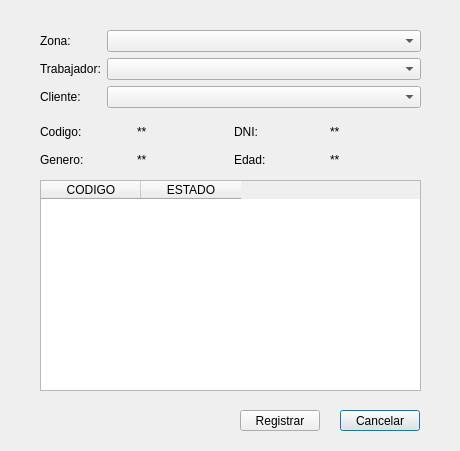
Qt form PA2/PA2_Ejercicio02_Villanueva_Rojas/Ejercicio_02/registrarventaticketgui.ui (JMOrbegoso/USS-2021-II-PP) before a commit.
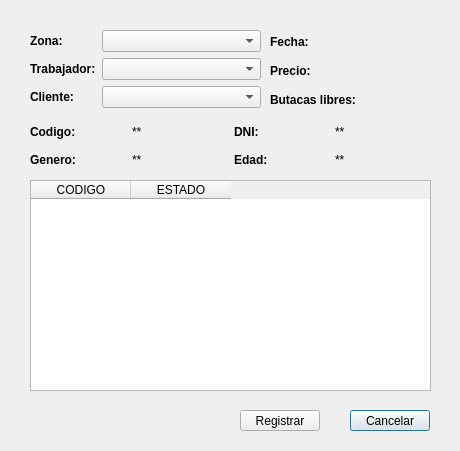
The same form after that commit.

```diff
--- a/PA2/PA2_Ejercicio02_Villanueva_Rojas/Ejercicio_02/registrarventaticketgui.ui
+++ b/PA2/PA2_Ejercicio02_Villanueva_Rojas/Ejercicio_02/registrarventaticketgui.ui
@@ -16,9 +16,9 @@
   <widget class="QTableWidget" name="tableWidget">
    <property name="geometry">
     <rect>
-     <x>40</x>
+     <x>30</x>
      <y>180</y>
-     <width>381</width>
+     <width>401</width>
      <height>211</height>
     </rect>
    </property>
@@ -36,15 +36,21 @@
   <widget class="QWidget" name="formLayoutWidget">
    <property name="geometry">
     <rect>
-     <x>40</x>
+     <x>30</x>
      <y>30</y>
-     <width>381</width>
+     <width>231</width>
      <height>80</height>
     </rect>
    </property>
    <layout class="QFormLayout" name="formLayout">
     <item row="0" column="0">
      <widget class="QLabel" name="label">
+      <property name="font">
+       <font>
+        <weight>75</weight>
+        <bold>true</bold>
+       </font>
+      </property>
       <property name="text">
        <string>Zona:</string>
       </property>
@@ -55,6 +61,12 @@
     </item>
     <item row="1" column="0">
      <widget class="QLabel" name="label_2">
+      <property name="font">
+       <font>
+        <weight>75</weight>
+        <bold>true</bold>
+       </font>
+      </property>
       <property name="text">
        <string>Trabajador:</string>
       </property>
@@ -65,6 +77,12 @@
     </item>
     <item row="2" column="0">
      <widget class="QLabel" name="label_3">
+      <property name="font">
+       <font>
+        <weight>75</weight>
+        <bold>true</bold>
+       </font>
+      </property>
       <property name="text">
        <string>Cliente:</string>
       </property>
@@ -78,9 +96,9 @@
   <widget class="QWidget" name="gridLayoutWidget">
    <property name="geometry">
     <rect>
-     <x>40</x>
+     <x>30</x>
      <y>120</y>
-     <width>381</width>
+     <width>401</width>
      <height>51</height>
     </rect>
    </property>
@@ -94,6 +112,12 @@
     </item>
     <item row="0" column="2">
      <widget class="QLabel" name="label_8">
+      <property name="font">
+       <font>
+        <weight>75</weight>
+        <bold>true</bold>
+       </font>
+      </property>
       <property name="text">
        <string>DNI:</string>
       </property>
@@ -101,6 +125,12 @@
     </item>
     <item row="1" column="0">
      <widget class="QLabel" name="label_6">
+      <property name="font">
+       <font>
+        <weight>75</weight>
+        <bold>true</bold>
+       </font>
+      </property>
       <property name="text">
        <string>Genero:</string>
       </property>
@@ -115,6 +145,12 @@
     </item>
     <item row="1" column="2">
      <widget class="QLabel" name="label_9">
+      <property name="font">
+       <font>
+        <weight>75</weight>
+        <bold>true</bold>
+       </font>
+      </property>
       <property name="text">
        <string>Edad:</string>
       </property>
@@ -122,6 +158,12 @@
     </item>
     <item row="0" column="0">
      <widget class="QLabel" name="label_4">
+      <property name="font">
+       <font>
+        <weight>75</weight>
+        <bold>true</bold>
+       </font>
+      </property>
       <property name="text">
        <string>Codigo:</string>
       </property>
@@ -146,7 +188,7 @@
   <widget class="QPushButton" name="btnCancel">
    <property name="geometry">
     <rect>
-     <x>340</x>
+     <x>350</x>
      <y>410</y>
      <width>80</width>
      <height>21</height>
@@ -169,6 +211,84 @@
     <string>Registrar</string>
    </property>
   </widget>
+  <widget class="QWidget" name="formLayoutWidget_2">
+   <property name="geometry">
+    <rect>
+     <x>270</x>
+     <y>30</y>
+     <width>161</width>
+     <height>80</height>
+    </rect>
+   </property>
+   <layout class="QFormLayout" name="formLayout_2">
+    <property name="verticalSpacing">
+     <number>15</number>
+    </property>
+    <property name="topMargin">
+     <number>5</number>
+    </property>
+    <item row="0" column="0">
+     <widget class="QLabel" name="label_5">
+      <property name="font">
+       <font>
+        <weight>75</weight>
+        <bold>true</bold>
+       </font>
+      </property>
+      <property name="text">
+       <string>Fecha:</string>
+      </property>
+     </widget>
+    </item>
+    <item row="0" column="1">
+     <widget class="QLabel" name="labelFecha">
+      <property name="text">
+       <string/>
+      </property>
+     </widget>
+    </item>
+    <item row="1" column="0">
+     <widget class="QLabel" name="label_7">
+      <property name="font">
+       <font>
+        <weight>75</weight>
+        <bold>true</bold>
+       </font>
+      </property>
+      <property name="text">
+       <string>Precio:</string>
+      </property>
+     </widget>
+    </item>
+    <item row="1" column="1">
+     <widget class="QLabel" name="labelPrecio">
+      <property name="text">
+       <string/>
+      </property>
+     </widget>
+    </item>
+    <item row="2" column="0">
+     <widget class="QLabel" name="label_10">
+      <property name="font">
+       <font>
+        <weight>75</weight>
+        <bold>true</bold>
+       </font>
+      </property>
+      <property name="text">
+       <string>Butacas libres:</string>
+      </property>
+     </widget>
+    </item>
+    <item row="2" column="1">
+     <widget class="QLabel" name="labelCantBut">
+      <property name="text">
+       <string/>
+      </property>
+     </widget>
+    </item>
+   </layout>
+  </widget>
  </widget>
  <resources/>
  <connections/>
```
Left out of the diff: 16 changed lines with no effect on the pictures.
